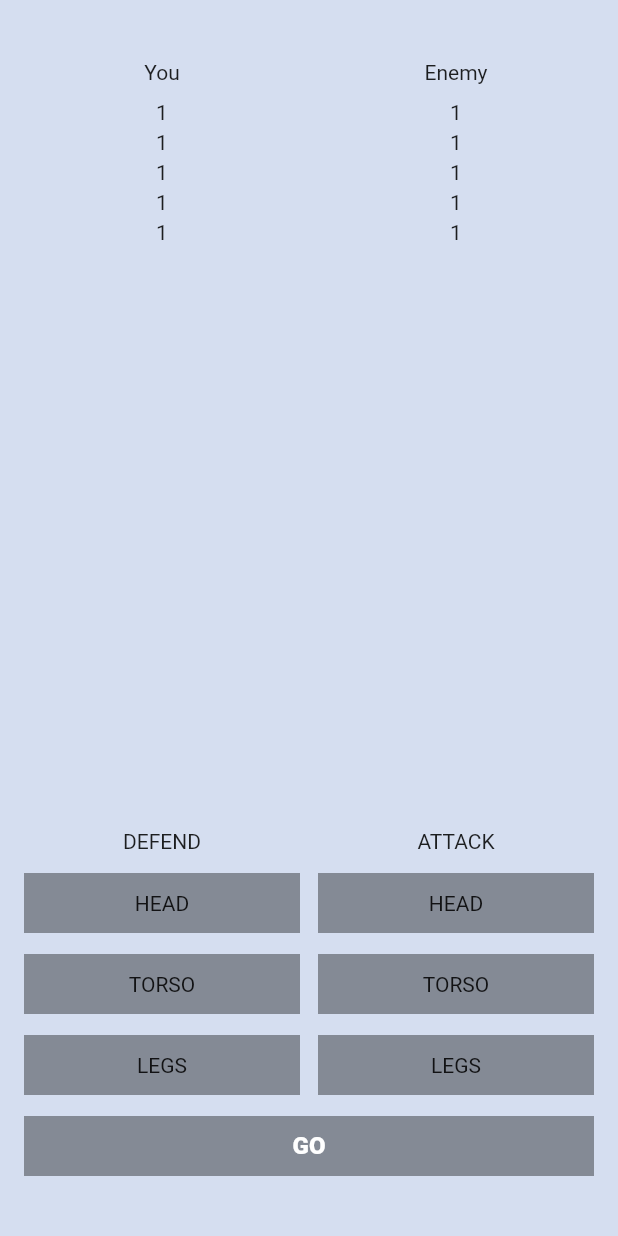
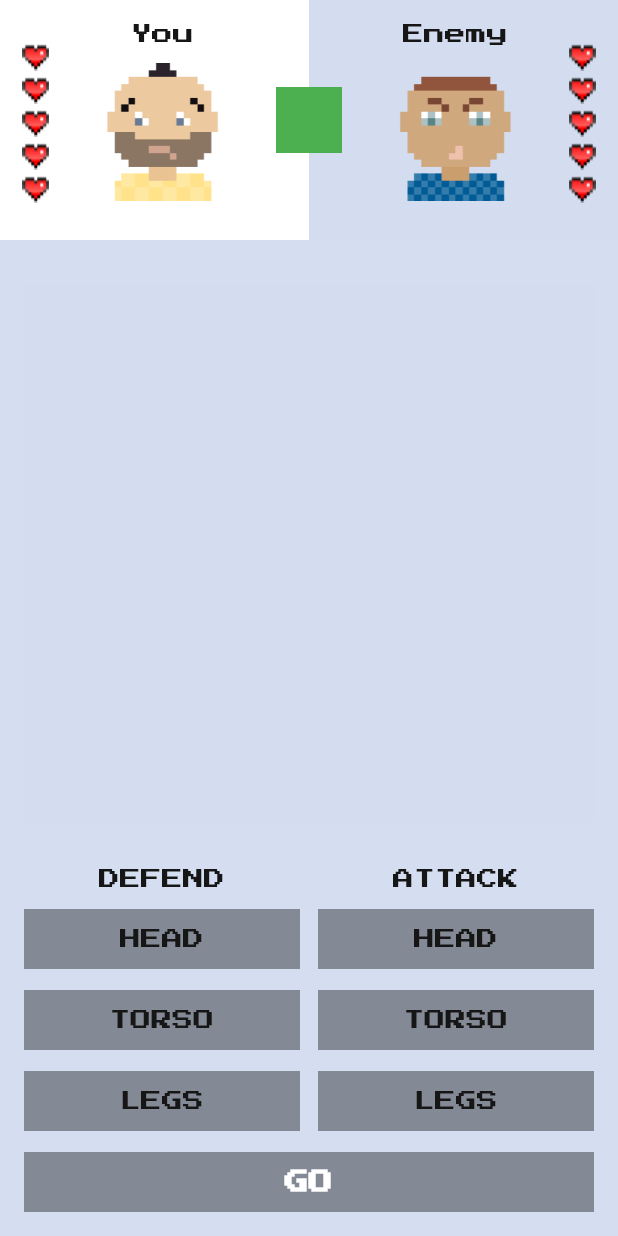
Before and after one commit to Morrowi/flutter_fight_club, a Flutter app: the screen it shows after launch, on a phone screen of 412 x 824 dp. Run offline on Flutter 3.47's test engine with Material 2 defaults, Android fonts, the phone set to English and light mode, and no system bars; our stand-ins replace google_fonts.

Commit message:
update 3

```diff
--- /dev/null
+++ b/lib/fight_club_colors.dart
@@ -0,0 +1,15 @@
+import 'package:flutter/material.dart';
+
+class FightClubColors{
+
+  FightClubColors._();
+
+  static const background = const Color.fromRGBO(213, 222, 240, 1);
+  static const greyButton =  const Color.fromRGBO(0, 0, 0, 0.38);
+  static const blueButton = const Color.fromRGBO(28, 121, 206, 1);
+  static const blackButton = const Color.fromRGBO(0, 0, 0, 0.87);
+  static const darkGreyText = const Color.fromRGBO(22, 22, 22, 1);
+  static const whiteText = const Color.fromRGBO(255, 255, 255, 87);
+  static const darkPuper = const Color(0xFC5D1EA);
+
+}
--- /dev/null
+++ b/lib/fight_club_iconst.dart
@@ -0,0 +1,8 @@
+class FightClubIcons {
+
+  FightClubIcons._();
+
+  static const heartFull = 'assets/icons/heart-full.png';
+  static const heartEmpty = 'assets/icons/heart-empty.png';
+
+}
--- /dev/null
+++ b/lib/fight_club_images.dart
@@ -0,0 +1,8 @@
+class FightClubImages {
+
+  FightClubImages._();
+
+  static const youAvatar = 'assets/images/youAvatar.png';
+  static const enemyAvatar = 'assets/images/enemyAvatar.png';
+
+}
--- a/lib/main.dart
+++ b/lib/main.dart
@@ -1,4 +1,11 @@
+import 'dart:math';
+
 import 'package:flutter/material.dart';
+import 'package:flutter_fight_club/fight_club_iconst.dart';
+import 'package:google_fonts/google_fonts.dart';
+import 'package:flutter_fight_club/fight_club_colors.dart';
+
+import 'fight_club_images.dart';
 
 void main() {
   runApp(const MyApp());
@@ -11,6 +18,10 @@ class MyApp extends StatelessWidget {
   @override
   Widget build(BuildContext context) {
     return MaterialApp(
+      theme: ThemeData(
+          textTheme: GoogleFonts.pressStart2pTextTheme(
+        Theme.of(context).textTheme,
+      )),
       home: const MyHomePage(),
     );
   }
@@ -24,56 +35,307 @@ class MyHomePage extends StatefulWidget {
 }
 
 class _MyHomePageState extends State<MyHomePage> {
+  static const maxLives = 5;
+
   BodyPart? defendingBodyPart;
   BodyPart? attackingBodyPart;
+
+  BodyPart whatEnemyAttacks = BodyPart.random();
+  BodyPart whatEnemyDefends = BodyPart.random();
+
+  int yoursLivss = maxLives;
+  int enemysLives = maxLives;
+
+  String centerText ='';
 
   @override
   Widget build(BuildContext context) {
     return Scaffold(
-      backgroundColor: Color.fromRGBO(213, 222, 240, 1),
-      body: Column(
+      backgroundColor: FightClubColors.background,
+      body: SafeArea(
+        child: Column(
           children: [
-          SizedBox(height: 40),
+            FightersInfo(
+              maxLivesCount: maxLives,
+              yousrLiveCount: yoursLivss,
+              enemysLiveCount: enemysLives,
+            ),
+            SizedBox( height: 30),
+            Expanded(
+              child: Padding(
+                padding: const EdgeInsets.symmetric(horizontal: 16),
+                child: ColoredBox(
+                    color: FightClubColors.darkPuper,
+                    child: SizedBox( width: double.infinity,
+                    child: Center(child: Text(centerText)),
+                    ),
+                ),
+              ),
+            ),
+            SizedBox( height: 30),
+            ControlsWidget(
+              defendingBodyPart: defendingBodyPart,
+              selectDefenderBodyPart: _selectDefenderBodyPart,
+              attackingBodyPart: attackingBodyPart,
+              selectAttackingBodyPart: _selectAttackingBodyPart,
+            ),
+            SizedBox(height: 14),
+            GoButton(
+              text:
+                  yoursLivss == 0 || enemysLives == 0 ? "Start new game" : "Go",
+              onTap: _onGoButtonClicked,
+              color: _getGoButtomColor(),
+            ),
+            SizedBox(height: 16),
+          ],
+        ),
+      ),
+    );
+  }
+
+  Color _getGoButtomColor() {
+    if (yoursLivss == 0 || enemysLives == 0) {
+      return FightClubColors.blackButton;
+    } else if (attackingBodyPart == null || defendingBodyPart == null) {
+      return FightClubColors.greyButton;
+    } else {
+      return FightClubColors.blackButton;
+    }
+  }
+
+  void _onGoButtonClicked() {
+    if (yoursLivss == 0 || enemysLives == 0) {
+      setState(() {
+        yoursLivss = maxLives;
+        enemysLives = maxLives;
+      });
+    } else if (attackingBodyPart != null && defendingBodyPart != null) {
+      setState(() {
+        final bool enemyLoseLife = attackingBodyPart != whatEnemyDefends;
+        final bool yourLoseLife = defendingBodyPart != whatEnemyAttacks;
+
+        if (enemyLoseLife) {
+          enemysLives -= 1;
+        }
+
+        if (yourLoseLife) {
+          yoursLivss -= 1;
+        }
+
+        if(enemysLives == 0 && yoursLivss == 0){
+          centerText = 'Draw';
+        } else if(yoursLivss == 0 ){
+          centerText = 'You lost';
+        } else if(enemysLives == 0){
+          centerText = 'You won';
+        } else {
+          String tmpTextEmeny = enemyLoseLife ? 'You hit enemy’s ${attackingBodyPart!.name.toLowerCase()}.': 'Your attack was blocked.';
+          String tmpTextYour = yourLoseLife ? 'Enemy hit your ${whatEnemyAttacks.name.toLowerCase()}.': 'Enemy’s attack was blocked.';
+          centerText = '$tmpTextEmeny\n$tmpTextYour';
+        }
+
+        whatEnemyDefends = BodyPart.random();
+        whatEnemyAttacks = BodyPart.random();
+
+        attackingBodyPart = null;
+        defendingBodyPart = null;
+      });
+    }
+  }
+
+  void _selectDefenderBodyPart(final BodyPart value) {
+    if (yoursLivss == 0 || enemysLives == 0) {
+      return;
+    }
+    setState(() {
+      defendingBodyPart = value;
+    });
+  }
+
+  void _selectAttackingBodyPart(BodyPart value) {
+    if (yoursLivss == 0 || enemysLives == 0) {
+      return;
+    }
+    setState(() {
+      attackingBodyPart = value;
+    });
+  }
+}
+
+class GoButton extends StatelessWidget {
+  final String text;
+  final VoidCallback onTap;
+  final Color color;
+
+  const GoButton({
+    Key? key,
+    required this.text,
+    required this.onTap,
+    required this.color,
+  }) : super(key: key);
+
+  @override
+  Widget build(BuildContext context) {
+    return Padding(
+      padding: const EdgeInsets.symmetric(horizontal: 16),
+      child: GestureDetector(
+        onTap: onTap,
+        child: SizedBox(
+          height: 40,
+          child: ColoredBox(
+            color: color,
+            child: Center(
+              child: Text(
+                text.toUpperCase(),
+                style: TextStyle(
+                  fontWeight: FontWeight.w900,
+                  fontSize: 16,
+                  color: FightClubColors.whiteText,
+                ),
+              ),
+            ),
+          ),
+        ),
+      ),
+    );
+  }
+}
+
+class FightersInfo extends StatelessWidget {
+  final int maxLivesCount;
+  final int yousrLiveCount;
+  final int enemysLiveCount;
+
+  const FightersInfo({
+    Key? key,
+    required this.maxLivesCount,
+    required this.yousrLiveCount,
+    required this.enemysLiveCount,
+  }) : super(key: key);
+
+  @override
+  Widget build(BuildContext context) {
+    return SizedBox(
+      height: 160,
+      child: Stack(
+        children: [
           Row(
-            mainAxisAlignment: MainAxisAlignment.spaceEvenly,
-            crossAxisAlignment: CrossAxisAlignment.start,
+            crossAxisAlignment: CrossAxisAlignment.stretch,
+            children: [
+              Expanded(child: ColoredBox(color: Colors.white)),
+              Expanded(
+                child: ColoredBox(
+                  color: FightClubColors.darkPuper,
+                ),
+              ),
+            ],
+          ),
+          Row(
+            mainAxisAlignment: MainAxisAlignment.spaceAround,
+            children: [
+              LivesWidget(
+                overallLiveCount: maxLivesCount,
+                currentLiveCount: yousrLiveCount,
+              ),
+              Column(
+                children: [
+                  SizedBox(height: 16),
+                  Text(
+                    "You",
+                    style: TextStyle(
+                      color: FightClubColors.darkGreyText,
+                    ),
+                  ),
+                  SizedBox(height: 12),
+                  Image.asset(
+                    FightClubImages.youAvatar,
+                    width: 92,
+                    height: 92,
+                  ),
+                ],
+              ),
+              ColoredBox(
+                color: Colors.green,
+                child: SizedBox(
+                  height: 44,
+                  width: 44,
+                ),
+              ),
+              Column(
+                children: [
+                  SizedBox(height: 16),
+                  Text(
+                    "Enemy",
+                    style: TextStyle(
+                      color: FightClubColors.darkGreyText,
+                    ),
+                  ),
+                  SizedBox(height: 12),
+                  Image.asset(
+                    FightClubImages.enemyAvatar,
+                    width: 92,
+                    height: 92,
+                  ),
+                ],
+              ),
+              LivesWidget(
+                overallLiveCount: maxLivesCount,
+                currentLiveCount: enemysLiveCount,
+              )
+            ],
+          ),
+        ],
+      ),
+    );
+  }
+}
+
+class ControlsWidget extends StatelessWidget {
+  final BodyPart? defendingBodyPart;
+  final ValueSetter<BodyPart> selectDefenderBodyPart;
+  final BodyPart? attackingBodyPart;
+  final ValueSetter<BodyPart> selectAttackingBodyPart;
+
+  const ControlsWidget({
+    Key? key,
+    required this.defendingBodyPart,
+    required this.selectDefenderBodyPart,
+    required this.attackingBodyPart,
+    required this.selectAttackingBodyPart,
+  }) : super(key: key);
+
+  @override
+  Widget build(BuildContext context) {
+    return Row(
+      mainAxisAlignment: MainAxisAlignment.center,
       children: [
         SizedBox(width: 16),
         Expanded(
           child: Column(
             children: [
-                    Center(
-                      child: Text("You"),
+              Text(
+                'Defend'.toUpperCase(),
+                style: TextStyle(
+                  color: FightClubColors.darkGreyText,
                 ),
-                    SizedBox(
-                      height: 11,
               ),
-                    Center(
-                      child: Text("1"),
+              SizedBox(height: 13),
+              BodyPartButton(
+                bodyPart: BodyPart.head,
+                selected: defendingBodyPart == BodyPart.head,
+                bodyPartSetter: selectDefenderBodyPart,
               ),
-                    SizedBox(
-                      height: 4,
+              SizedBox(height: 14),
+              BodyPartButton(
+                bodyPart: BodyPart.torso,
+                selected: defendingBodyPart == BodyPart.torso,
+                bodyPartSetter: selectDefenderBodyPart,
               ),
-                    Center(
-                      child: Text("1"),
-                    ),
-                    SizedBox(
-                      height: 4,
-                    ),
-                    Center(
-                      child: Text("1"),
-                    ),
-                    SizedBox(
-                      height: 4,
-                    ),
-                    Center(
-                      child: Text("1"),
-                    ),
-                    SizedBox(
-                      height: 4,
-                    ),
-                    Center(
-                      child: Text("1"),
+              SizedBox(height: 14),
+              BodyPartButton(
+                bodyPart: BodyPart.legs,
+                selected: defendingBodyPart == BodyPart.legs,
+                bodyPartSetter: selectDefenderBodyPart,
               ),
             ],
           ),
@@ -82,159 +344,81 @@ class _MyHomePageState extends State<MyHomePage> {
         Expanded(
           child: Column(
             children: [
-                    Center(
-                      child: Text("Enemy"),
+              Text(
+                'Attack'.toUpperCase(),
+                style: TextStyle(
+                  color: FightClubColors.darkGreyText,
                 ),
-                    SizedBox(
-                      height: 11,
               ),
-                    Center(
-                      child: Text("1"),
+              SizedBox(height: 13),
+              BodyPartButton(
+                bodyPart: BodyPart.head,
+                selected: attackingBodyPart == BodyPart.head,
+                bodyPartSetter: selectAttackingBodyPart,
               ),
-                    SizedBox(
-                      height: 4,
+              SizedBox(height: 14),
+              BodyPartButton(
+                bodyPart: BodyPart.torso,
+                selected: attackingBodyPart == BodyPart.torso,
+                bodyPartSetter: selectAttackingBodyPart,
               ),
-                    Center(
-                      child: Text("1"),
-                    ),
-                    SizedBox(
-                      height: 4,
-                    ),
-                    Center(
-                      child: Text("1"),
-                    ),
-                    SizedBox(
-                      height: 4,
-                    ),
-                    Center(
-                      child: Text("1"),
-                    ),
-                    SizedBox(
-                      height: 4,
-                    ),
-                    Center(
-                      child: Text("1"),
+              SizedBox(height: 14),
+              BodyPartButton(
+                bodyPart: BodyPart.legs,
+                selected: attackingBodyPart == BodyPart.legs,
+                bodyPartSetter: selectAttackingBodyPart,
               ),
             ],
           ),
         ),
         SizedBox(width: 16),
       ],
-          ),
-          Expanded(child: SizedBox()),
-          Row(
+    );
+  }
+}
+
+class LivesWidget extends StatelessWidget {
+  final int overallLiveCount;
+  final int currentLiveCount;
+
+  const LivesWidget({
+    Key? key,
+    required this.overallLiveCount,
+    required this.currentLiveCount,
+  })  : assert(overallLiveCount >= 1),
+        assert(currentLiveCount >= 0),
+        assert(currentLiveCount <= overallLiveCount),
+        super(key: key);
+
+  @override
+  Widget build(BuildContext context) {
+    return Column(
         mainAxisAlignment: MainAxisAlignment.center,
+        children: List.generate(overallLiveCount, (index) {
+          if (index < currentLiveCount) {
+            return Column(
               children: [
-              SizedBox(width: 16),
-              Expanded(
-                child: Column(
-                  children: [
-                    Text('Defend'.toUpperCase()),
-                    SizedBox(height: 13),
-                    BodyPartButton(
-                      bodyPart: BodyPart.head,
-                      selected: defendingBodyPart == BodyPart.head,
-                      bodyPartSetter: _selectDefenderBodyPart,
-                    ),
-                    SizedBox(height: 14),
-                    BodyPartButton(
-                      bodyPart: BodyPart.torso,
-                      selected: defendingBodyPart == BodyPart.torso,
-                      bodyPartSetter: _selectDefenderBodyPart,
-                    ),
-                    SizedBox(height: 14),
-                    BodyPartButton(
-                      bodyPart: BodyPart.legs,
-                      selected: defendingBodyPart == BodyPart.legs,
-                      bodyPartSetter: _selectDefenderBodyPart,
+                SizedBox(height: 4,),
+                Image.asset(
+                  FightClubIcons.heartFull,
+                  width: 18,
+                  height: 18,
                 ),
               ],
-                ),
-              ),
-              SizedBox(width: 12),
-              Expanded(
-                child: Column(
+            );
+          } else {
+            return Column(
               children: [
-                    Text('Attack'.toUpperCase()),
-                    SizedBox(height: 13),
-                    BodyPartButton(
-                      bodyPart: BodyPart.head,
-                      selected: attackingBodyPart == BodyPart.head,
-                      bodyPartSetter: _selectAttackingBodyPart,
-                    ),
-                    SizedBox(height: 14),
-                    BodyPartButton(
-                      bodyPart: BodyPart.torso,
-                      selected: attackingBodyPart == BodyPart.torso,
-                      bodyPartSetter: _selectAttackingBodyPart,
-                    ),
-                    SizedBox(height: 14),
-                    BodyPartButton(
-                      bodyPart: BodyPart.legs,
-                      selected: attackingBodyPart == BodyPart.legs,
-                      bodyPartSetter: _selectAttackingBodyPart,
+                SizedBox(height: 4,),
+                Image.asset(
+                  FightClubIcons.heartEmpty,
+                  width: 18,
+                  height: 18,
                 ),
               ],
-                ),
-              ),
-              SizedBox(width: 16),
-            ],
-          ),
-          SizedBox(height: 14),
-          Row(
-            children: [
-              SizedBox(width: 16),
-              Expanded(
-                child: GestureDetector(
-                  onTap: () {
-                    if (attackingBodyPart != null &&
-                        defendingBodyPart != null) {
-                      setState(() {
-                        attackingBodyPart = null;
-                        defendingBodyPart = null;
-                      });
-                    }
-                  },
-                  child: SizedBox(
-                    height: 40,
-                    child: ColoredBox(
-                      color: (attackingBodyPart == null ||
-                              defendingBodyPart == null)
-                          ? Color.fromRGBO(0, 0, 0, 0.38)
-                          : Color.fromRGBO(0, 0, 0, 0.87),
-                      child: Center(
-                        child: Text(
-                          "Go".toUpperCase(),
-                          style: TextStyle(
-                            fontWeight: FontWeight.w900,
-                            fontSize: 16,
-                            color: Colors.white,
-                          ),
-                        ),
-                      ),
-                    ),
-                  ),
-                ),
-              ),
-              SizedBox(width: 16),
-            ],
-          ),
-          SizedBox(height: 40)
-        ],
-      ),
             );
           }
-
-  void _selectDefenderBodyPart(final BodyPart value) {
-    setState(() {
-      defendingBodyPart = value;
-    });
-  }
-
-  void _selectAttackingBodyPart(BodyPart value) {
-    setState(() {
-      attackingBodyPart = value;
-    });
+        }));
   }
 }
 
@@ -247,11 +431,15 @@ class BodyPart {
   static const torso = BodyPart._("Torso");
   static const legs = BodyPart._("Legs");
 
-
-
   @override
   String toString() {
     return 'BodyPart{name: $name}';
+  }
+
+  static const List<BodyPart> _values = [head, torso, legs];
+
+  static BodyPart random() {
+    return _values[Random().nextInt(_values.length)];
   }
 }
 
@@ -274,9 +462,19 @@ class BodyPartButton extends StatelessWidget {
       child: SizedBox(
         height: 40,
         child: ColoredBox(
-          color:
-              selected ? const Color.fromRGBO(28, 121, 206, 1) : Colors.black38,
-          child: Center(child: Text(bodyPart.name.toUpperCase())),
+          color: selected
+              ? FightClubColors.blueButton
+              : FightClubColors.greyButton,
+          child: Center(
+            child: Text(
+              bodyPart.name.toUpperCase(),
+              style: TextStyle(
+                color: selected
+                    ? FightClubColors.whiteText
+                    : FightClubColors.darkGreyText,
+              ),
+            ),
+          ),
         ),
       ),
     );
```
Also changed, not shown: pubspec.yaml (+6 -67 lines), assets/icons/heart-empty.png (added), assets/icons/heart-full.png (added), assets/images/enemyAvatar.png (added), assets/images/youAvatar.png (added), google_fonts/PressStart2P-Regular.ttf (added), pubspec.lock, 2 other files. Lines whose indentation alone changed are shown as unchanged.
